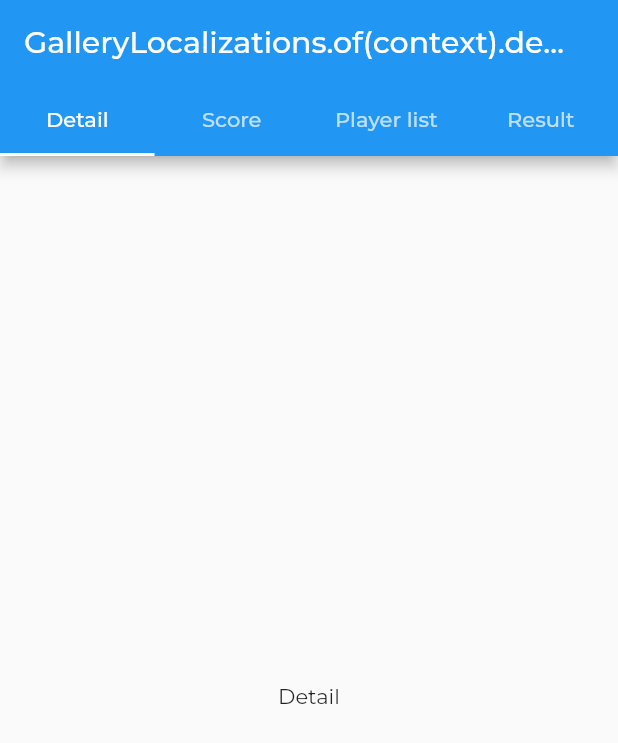
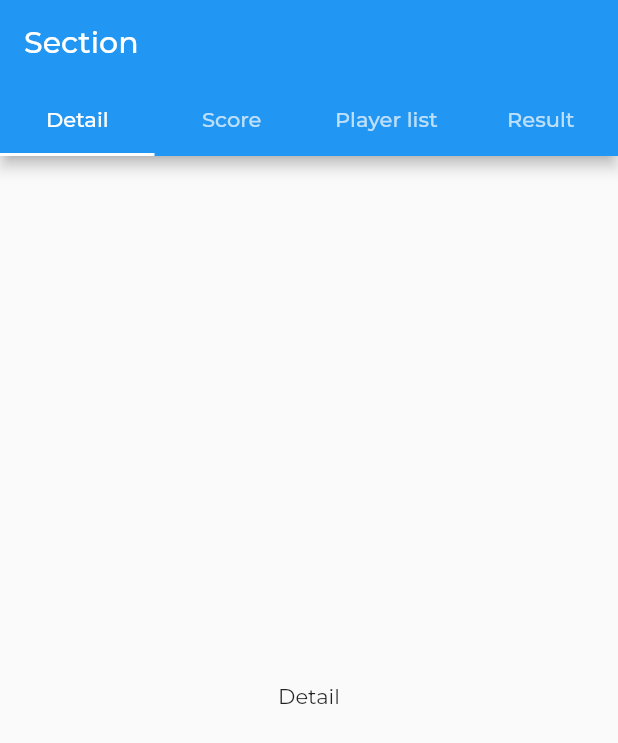
Before and after one commit to flynnriderz/Bridge-Project, a Flutter app: the TabsNonScrollableDemo screen opened directly, on a phone screen of 412 x 824 dp. Shown: the top 743 px of the screen. Run offline on Flutter 3.47's test engine with Material 2 defaults, Android fonts, the light colour scheme and no system bars; our stand-ins replace flutter_form_builder, google_fonts, url_launcher_web; missing offline and left inert: dart:html.

Commit message:
Display Section

```diff
--- a/bridge_wizard_web/lib/src/model/menu.dart
+++ b/bridge_wizard_web/lib/src/model/menu.dart
@@ -1,13 +1,15 @@
 import 'package:flutter/material.dart';
+import 'section.dart';
 
 class Menu {
   String title;
   String location;
   IconData icon;
+  Section section;
 
-  Menu({this.title, this.icon,this.location});
+  Menu({this.title, this.icon,this.location,this.section});
 }
 
 List<Menu> menuItems = [
-  Menu(title: 'Tournament', icon: Icons.dashboard,location: 'ECC:801'),
+  Menu(title: 'Tournament', icon: Icons.dashboard,location: 'ECC:801',section:sections[0]),
 ];
--- /dev/null
+++ b/bridge_wizard_web/lib/src/model/section.dart
@@ -0,0 +1,13 @@
+import 'package:flutter/material.dart';
+
+class Section {
+  String title;
+  String type;
+  IconData icon;
+
+  Section({this.title, this.icon,this.type});
+}
+
+List<Section> sections = [
+  Section(title: 'Section', icon: Icons.dashboard,type: 'Pair'),
+];
--- a/bridge_wizard_web/lib/src/widget/create_tournament.dart
+++ b/bridge_wizard_web/lib/src/widget/create_tournament.dart
@@ -1,6 +1,7 @@
 import 'package:flutter/material.dart';
 import 'package:flutter_form_builder/flutter_form_builder.dart';
 import 'package:flutter_web_dashboard/src/model/menu.dart';
+import 'package:flutter_web_dashboard/src/model/section.dart';
 import 'package:flutter_web_dashboard/src/widget/sidebar_menu..dart';
 
 class CreateTournament extends StatefulWidget {
@@ -61,8 +62,10 @@ class _CreateTournament extends State<CreateTournament> {
                       menuItems.addAll([
                       Menu(title: _fbKey.currentState.value.values.toList()[2],
                       icon: Icons.dashboard,
-                      location: _fbKey.currentState.value.values.toList()[3]),
+                      location: _fbKey.currentState.value.values.toList()[3],
+                      section: sections[0]),
                       ]);
+                      Navigator.pop(context);
                      }
                    },
                  ),
--- a/bridge_wizard_web/lib/src/widget/section.dart
+++ b/bridge_wizard_web/lib/src/widget/section.dart
@@ -3,8 +3,14 @@
 // found in the LICENSE file.
 
 import 'package:flutter/material.dart';
+import 'package:flutter_web_dashboard/src/model/menu.dart';
+import 'package:flutter_web_dashboard/src/widget/sidebar_menu..dart';
+class TabsNonScrollableDemo extends StatefulWidget {
+  @override
+  _TabsNonScrollableDemo createState() => _TabsNonScrollableDemo();
+}
+class _TabsNonScrollableDemo extends State<TabsNonScrollableDemo>{
 
-class TabsNonScrollableDemo extends StatelessWidget {
   @override
   Widget build(BuildContext context) {
     List<String> tabs = [
@@ -17,7 +23,7 @@ class TabsNonScrollableDemo extends StatelessWidget {
         appBar: AppBar(
           automaticallyImplyLeading: false,
           title:
-              Text('GalleryLocalizations.of(context).demoTabsNonScrollingTitle'),
+              Text(menuItems[selectedIndex].section.title),
           bottom: TabBar(
             isScrollable: false,
             tabs: [
```
Also changed, not shown: bridge_wizard_web/lib/src/pages/main_page.dart (+40 -0 lines), 1 other file.
